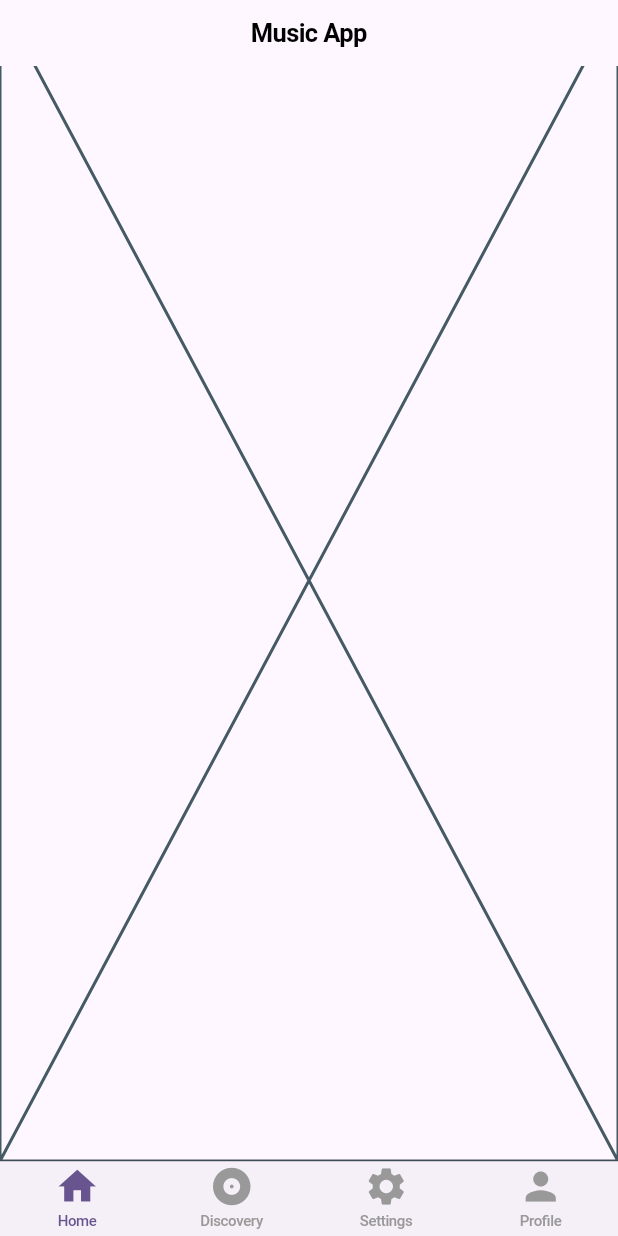
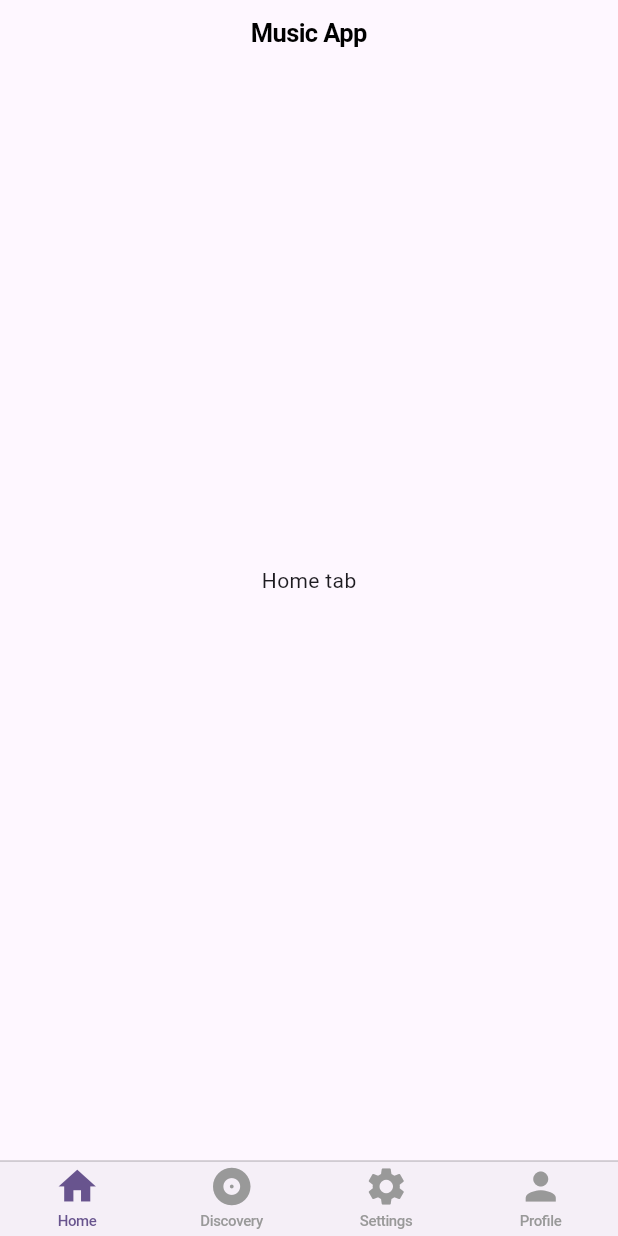
Before and after one commit to ReDoProgrammer/flutter_gui, a Flutter app: the screen it shows after launch, on a phone screen of 412 x 824 dp. Run offline on Flutter 3.47's test engine with Material 3 defaults, Android fonts, the phone set to English and light mode, and no system bars.

Commit message:
tinh chỉnh đơn giản các tab

```diff
--- a/lib/ui/discovery/discovery.dart
+++ b/lib/ui/discovery/discovery.dart
@@ -6,6 +6,6 @@ class DiscoveryTab extends StatelessWidget {
 
   @override
   Widget build(BuildContext context) {
-    return const Placeholder();
+    return const Scaffold(body: Center(child: Text('Discovery tab')));
   }
 }
--- a/lib/ui/home/home.dart
+++ b/lib/ui/home/home.dart
@@ -68,6 +68,6 @@ class HomeTab extends StatelessWidget {
 
   @override
   Widget build(BuildContext context) {
-    return const Placeholder();
+    return const Scaffold(body: Center(child: Text('Home tab')));
   }
 }
--- a/lib/ui/settings/settings.dart
+++ b/lib/ui/settings/settings.dart
@@ -5,6 +5,6 @@ class SettingsTab extends StatelessWidget {
 
   @override
   Widget build(BuildContext context) {
-    return const Placeholder();
+    return const Scaffold(body: Center(child: Text('Settings tab')));
   }
 }
--- a/lib/ui/user/profile.dart
+++ b/lib/ui/user/profile.dart
@@ -5,6 +5,6 @@ class ProfileTab extends StatelessWidget {
 
   @override
   Widget build(BuildContext context) {
-    return const Placeholder();
+    return const Scaffold(body: Center(child: Text('Profile tab')));
   }
 }
```
